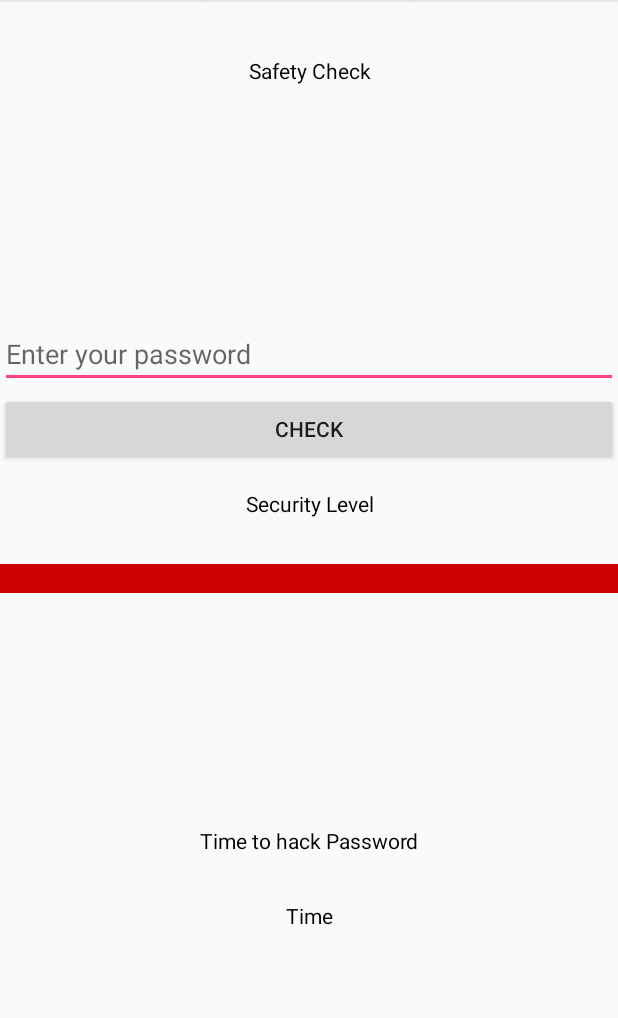
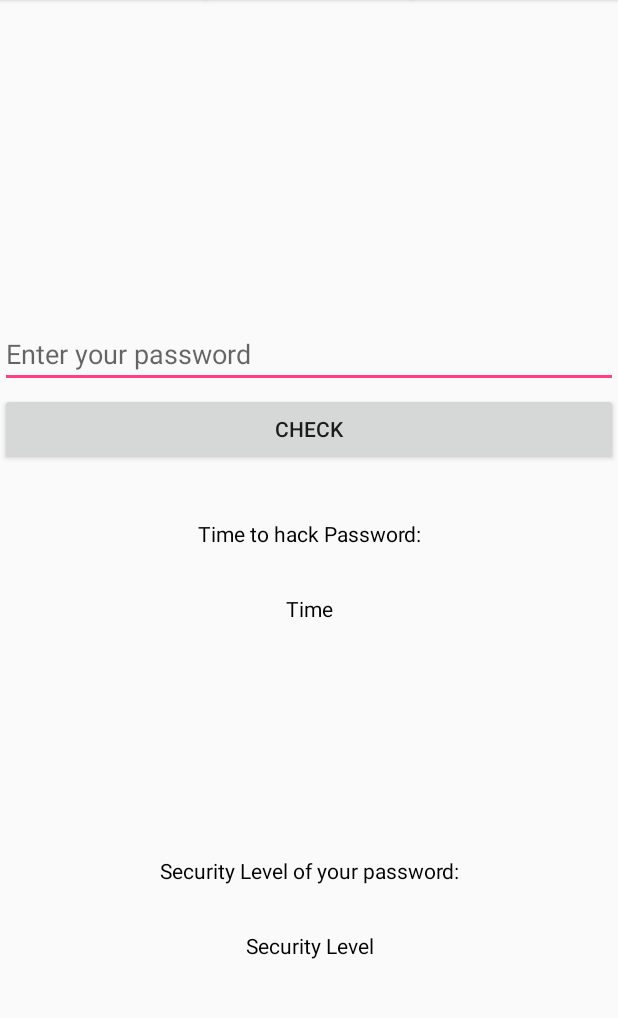
Before and after one commit to I4-Projektseminar-HHU-2016/seminar-project-lomoz, an Android app: the ActivitySafetyCheck screen opened directly, with no data from a screen before it, on a phone screen of 412 x 824 dp, the part 156-1174 px from its top. Run offline under Robolectric (Android 15) with nearby library versions, the phone set to English and light mode, and no system bars.

Commit message:
on button click "check" in safetyCheck the time to hack password and the security level is calculated and displayed

```diff
--- a/app/src/main/res/layout/activity_safety_check.xml
+++ b/app/src/main/res/layout/activity_safety_check.xml
@@ -45,8 +45,7 @@
         android:layout_gravity="center_horizontal|top"
         android:textAlignment="center"
         android:textSize="14dp"
-        android:textColor="@android:color/black"
-        android:layout_marginTop="85dp" />
+        android:textColor="@android:color/black" />
 
     <EditText
         android:layout_width="fill_parent"
@@ -63,46 +62,50 @@
         android:id="@+id/buttonCheckpassword"
         android:layout_gravity="center"
         android:layout_marginTop="50dp"
-        android:layout_marginBottom="100dp" />
+        android:layout_marginBottom="100dp"
+        android:onClick="buttonCheckPasswordSecurity" />
 
     <TextView
         android:layout_width="fill_parent"
         android:layout_height="wrap_content"
+        android:id="@+id/textViewSecurityLevelValue"
+        android:layout_gravity="center_horizontal|bottom"
         android:text="Security Level"
-        android:id="@+id/textViewSecurityLevel"
-        android:layout_gravity="center"
+        android:textColor="@android:color/black"
         android:textAlignment="center"
-        android:textColor="@android:color/black"
-        android:textSize="14dp" />
+        android:layout_marginBottom="80dp" />
 
     <TextView
         android:layout_width="fill_parent"
         android:layout_height="wrap_content"
-        android:id="@+id/textViewSecurityLevelColor"
-        android:layout_gravity="center"
-        android:layout_marginTop="50dp"
-        android:background="@android:color/holo_red_dark" />
+        android:text="Security Level of your password:"
+        android:id="@+id/textViewSecurityLevel"
+        android:layout_gravity="center_horizontal|bottom"
+        android:textAlignment="center"
+        android:textColor="@android:color/black"
+        android:textSize="14dp"
+        android:layout_marginBottom="130dp" />
 
     <TextView
         android:layout_width="fill_parent"
         android:layout_height="wrap_content"
-        android:text="Time to hack Password"
+        android:text="Time to hack Password:"
         android:id="@+id/textViewTimeToHackPassword"
-        android:layout_gravity="center_horizontal|bottom"
-        android:layout_marginBottom="150dp"
+        android:layout_gravity="center"
         android:textAlignment="center"
         android:textColor="@android:color/black"
-        android:textSize="14dp" />
+        android:textSize="14dp"
+        android:layout_marginTop="20dp" />
 
     <TextView
         android:layout_width="fill_parent"
         android:layout_height="wrap_content"
         android:text="Time"
         android:id="@+id/textViewDuration"
-        android:layout_gravity="center_horizontal|bottom"
-        android:layout_marginBottom="100dp"
+        android:layout_gravity="center"
         android:textAlignment="center"
         android:textColor="@android:color/black"
-        android:textSize="14dp" />
+        android:textSize="14dp"
+        android:layout_marginTop="70dp" />
 
 </FrameLayout>
```
Also changed, not shown: app/src/main/java/com/example/lorcan/passwordgenerator/ActivitySafetyCheck.java (+169 -0 lines).
